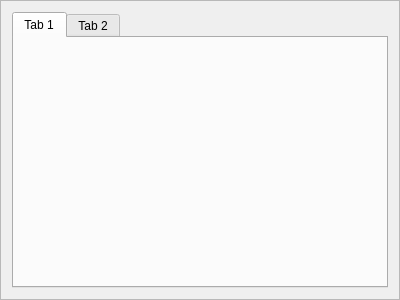
The window that Widgets/FrmMain/FrmMain.ui (KangLin/RabbitIm) describes before a commit, drawn with Qt 5.
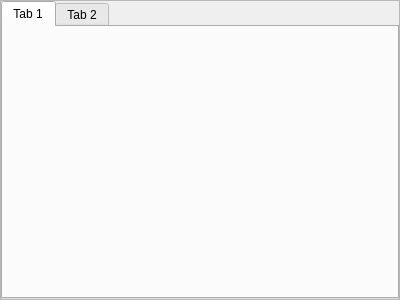
The same window after the commit.

```diff
--- a/Widgets/FrmMain/FrmMain.ui
+++ b/Widgets/FrmMain/FrmMain.ui
@@ -20,6 +20,18 @@
    <enum>QFrame::Raised</enum>
   </property>
   <layout class="QGridLayout" name="gridLayout">
+   <property name="leftMargin">
+    <number>0</number>
+   </property>
+   <property name="topMargin">
+    <number>0</number>
+   </property>
+   <property name="rightMargin">
+    <number>0</number>
+   </property>
+   <property name="bottomMargin">
+    <number>0</number>
+   </property>
    <item row="0" column="0">
     <widget class="QTabWidget" name="tabWidget">
      <widget class="QWidget" name="tab">
```
